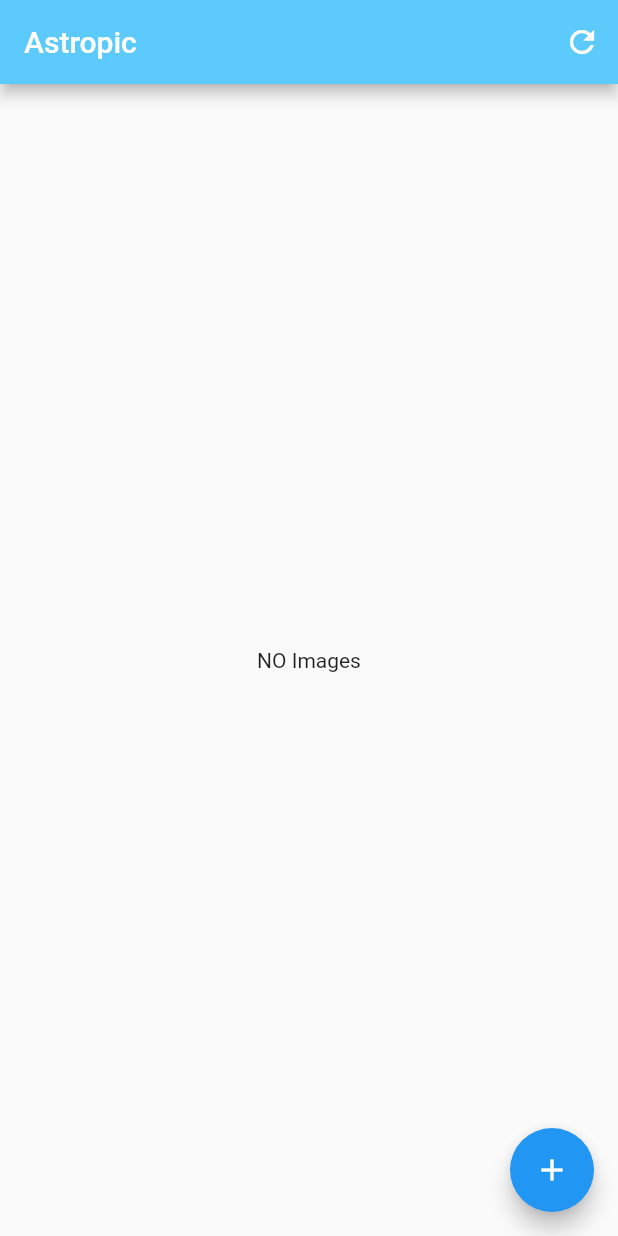
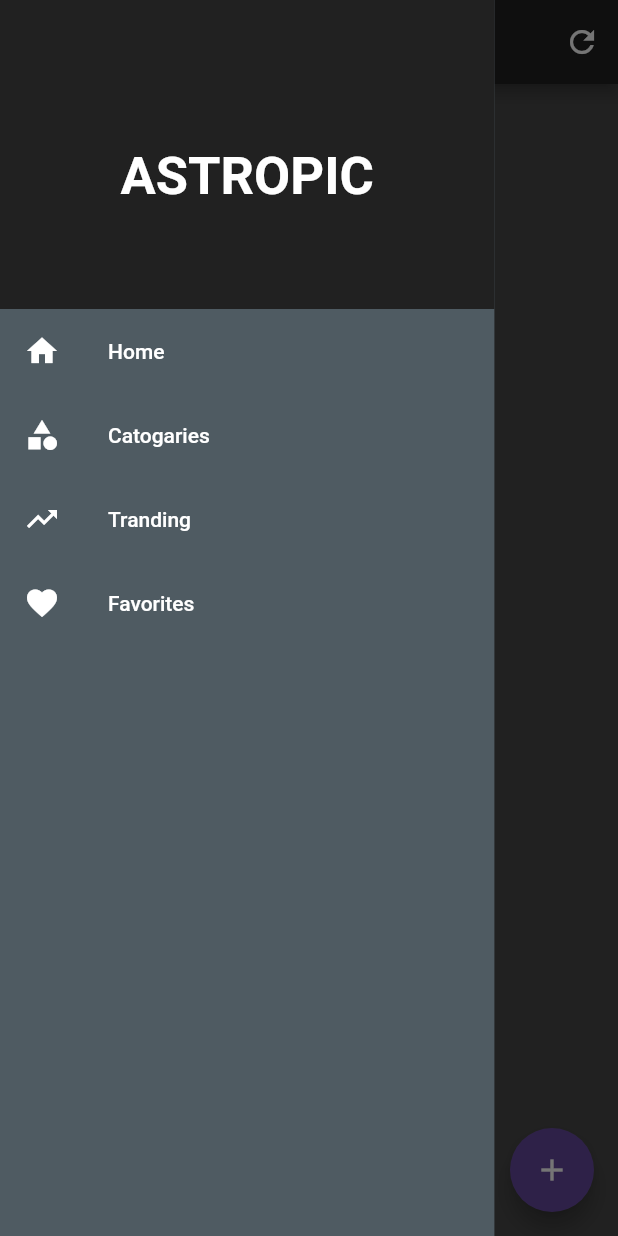
Before and after one commit to kalhorofaizan/Astropic, a Flutter app: the screen it shows after launch, with the side drawer open (before the commit the screen has no drawer), on a phone screen of 412 x 824 dp. Run offline on Flutter 3.47's test engine with Material 2 defaults, Android fonts, the phone set to English and light mode, and no system bars; our stand-ins replace cloud_firestore, firebase_storage, fluttertoast, image_picker, random_string, shared_preferences; missing offline and left inert: wallpaper; accounts and stored records are empty; Roboto replaces fonts that are missing (Anton-Regular).

Commit message:
"All Complete"

```diff
--- /dev/null
+++ b/lib/drawer_widget.dart
@@ -0,0 +1,78 @@
+import 'package:astropic_admin/catogaries_page.dart';
+import 'package:astropic_admin/favorites_pages.dart';
+import 'package:astropic_admin/home.dart';
+import 'package:astropic_admin/tranding.dart';
+import 'package:flutter/material.dart';
+import 'package:flutter/painting.dart';
+
+class DrawerWidget extends StatefulWidget {
+  DrawerWidget({Key key}) : super(key: key);
+
+  @override
+  _DrawerWidgetState createState() => _DrawerWidgetState();
+}
+
+class _DrawerWidgetState extends State<DrawerWidget> {
+
+  bool home=true;
+  bool fav=false;
+
+  @override
+  Widget build(BuildContext context) {
+    return Container(
+      width: MediaQuery.of(context).size.width * 0.8,
+      color: Color(0xff4f5b62),
+      child: Column(
+        children: <Widget>[
+          Container(
+            color: Theme.of(context).primaryColor,
+            height: MediaQuery.of(context).size.height * 0.25,
+            width: MediaQuery.of(context).size.width * 0.8,
+            child: Align(
+                alignment: Alignment.center,
+                child: Padding(
+                    padding: EdgeInsets.only(top: 30),
+                    child: Text(
+                      "ASTROPIC",
+                      style: TextStyle(
+                          color: Colors.white,
+                          fontSize: 35,
+                          fontWeight: FontWeight.bold,
+                          fontFamily: 'Anton-Regular'),
+                    ))),
+          ),
+          ListTile(
+            selected: home,
+            onTap: (){
+                Navigator.pushReplacement(context, MaterialPageRoute(builder: (context)=>Home()));
+            },
+            title: Text("Home",style:TextStyle(color: Colors.white),),
+            leading: Icon(Icons.home,color: Colors.white,),
+          ),
+          ListTile(
+            title: Text("Catogaries",style:TextStyle(color: Colors.white),),
+            leading: Icon(Icons.category,color: Colors.white,),
+            onTap: (){
+              Navigator.pushReplacement(context, MaterialPageRoute(builder: (context)=>CatogariesPage()));
+            },
+          ),
+          ListTile(
+            title: Text("Tranding",style:TextStyle(color: Colors.white),),
+            leading: Icon(Icons.trending_up,color: Colors.white,),
+            onTap: (){
+              Navigator.pushReplacement(context, MaterialPageRoute(builder: (context)=>Tranding()));
+            },
+          ),
+          ListTile(
+            selected: fav,
+            title: Text("Favorites",style:TextStyle(color: Colors.white),),
+            leading: Icon(Icons.favorite,color: Colors.white,),
+            onTap: (){
+                Navigator.pushReplacement(context, MaterialPageRoute(builder: (context)=>FavoritesPages()));
+            },
+          ),
+        ],
+      ),
+    );
+  }
+}
--- a/lib/home.dart
+++ b/lib/home.dart
@@ -1,9 +1,10 @@
-import 'package:astropic_admin/add_page.dart';
-import 'package:astropic_admin/imageshow.dart';
+import 'package:astropic_admin/add_wallpaper.dart';
+import 'package:astropic_admin/grid_pics.dart';
 import 'package:astropic_admin/model/picsmodel.dart';
 import 'package:firebase_storage/firebase_storage.dart';
 import 'package:flutter/material.dart';
 import 'package:flutter/widgets.dart';
+import './drawer_widget.dart';
 import 'package:scoped_model/scoped_model.dart';
 
 class Home extends StatefulWidget {
@@ -19,15 +20,15 @@ class _HomeState extends State<Home> {
 
   @override
   Widget build(BuildContext context) {
-    final double itemHeight = (MediaQuery.of(context).size.height - kToolbarHeight - 24) / 2;
-    final double itemWidth = MediaQuery.of(context).size.width / 2;
     return Scaffold(
+      drawer: DrawerWidget(),
       floatingActionButton: FloatingActionButton(child: Icon(Icons.add),onPressed: (){
           Navigator.push(context, MaterialPageRoute(builder: (context)=>AddPage())).then((onValue){
             ScopedModel.of<PicModel>(context).getdata();
           });
       },),
       appBar: AppBar(
+        iconTheme: IconThemeData(color: Colors.white),
         actions: <Widget>[
           IconButton(
             onPressed: (){
@@ -45,16 +46,7 @@ class _HomeState extends State<Home> {
           child: ScopedModelDescendant<PicModel>(
             rebuildOnChange: true,
             builder:(context,child,model){
-              return  model.picsist.length==0? Center( child: Text("NO Images"),):   GridView.builder(
-                gridDelegate:
-                SliverGridDelegateWithFixedCrossAxisCount(crossAxisCount: 2,childAspectRatio: 2/3),
-                itemCount: model.picsist.length,
-                padding: EdgeInsets.all(5),
-                itemBuilder: (context, index) {
-                  return Card(
-                      child: Imageshow(model.picsist[index]['image'],model.picsist[index]['id']));
-                },
-              );
+              return  model.picsist.length==0? Center( child: Text("NO Images"),):  GridPics(pics: model.picsist,);
             },
           )),
     );
@@ -62,7 +54,6 @@ class _HomeState extends State<Home> {
 
   @override
   void dispose() {
-
     super.dispose();
   }
 }
--- a/lib/main.dart
+++ b/lib/main.dart
@@ -14,13 +14,18 @@ class _MyAppState extends State<MyApp> {
 
   @override
   Widget build(BuildContext context) {
-    return MaterialApp(
-      theme: ThemeData(
-        primaryColor: Color(0xff5CCAFD),
+    return ScopedModel<PicModel>(
+      model: new PicModel(),
+      child: MaterialApp(
+        theme: ThemeData(
+          primaryColor: Color(0xff212121),
+          backgroundColor: Color(0xff000000),
+          scaffoldBackgroundColor: Color(0xff484848),
+          canvasColor: Color(0xff484848),
+          accentColor: Color(0xff65499c),
+        ),
+        home: Home(),
       ),
-      home: ScopedModel<PicModel>(
-          model: new PicModel(),
-          child: Home()),
     );
   }
 }
--- a/lib/model/picsmodel.dart
+++ b/lib/model/picsmodel.dart
@@ -1,31 +1,101 @@
+import 'dart:math';
+
 import 'package:scoped_model/scoped_model.dart';
 import 'package:cloud_firestore/cloud_firestore.dart';
 import 'package:firebase_storage/firebase_storage.dart';
-class PicModel extends Model{
-  List<Map<String,dynamic>> __picslist=[];
-  List<Map<String,dynamic>> get picsist=>__picslist;
-  var _user;
-  geturl(String image)  async {
-    var url= await FirebaseStorage.instance.ref().child(image).getDownloadURL();
+import 'package:shared_preferences/shared_preferences.dart';
+
+class PicModel extends Model {
+
+  List<Map<String, dynamic>> __picslist = [];
+
+  List<Map<String, dynamic>> get picsist => __picslist;
+
+  List<String> _favorites = [];
+
+  List<String> get favoritelist => _favorites;
+
+  String storekey="fav";
+
+  geturl(String image) async {
+    var url =
+        await FirebaseStorage.instance.ref().child(image).getDownloadURL();
     return url;
   }
 
   getdata() async {
-    __picslist=[];
+    __picslist = [];
     notifyListeners();
     Firestore.instance
         .collection("pics")
-        .orderBy("add_time",descending: true).limit(20)
+        .orderBy("add_time", descending: true)
+        .limit(20)
         .getDocuments()
         .then((snapshort) {
-      snapshort.documents.forEach((f)async {
-       __picslist.add({"image":f.data["image"],"id":f.documentID});
+      snapshort.documents.forEach((f) async {
+        __picslist.add({"image": f.data["image"], "id": f.documentID});
       });
       notifyListeners();
     });
   }
-  PicModel(){
+  adddata(index){
+    print("'gatting data .............");
+    Firestore.instance
+        .collection("pics")
+        .orderBy("add_time", descending: true)
+        .getDocuments()
+        .then((snapshort) {
+      snapshort.documents.forEach((f) async {
+        __picslist.add({"image": f.data["image"], "id": f.documentID});
+      });
+      notifyListeners();
+    });
+
+  }
+
+  PicModel() {
+    print("model running.......");
     getdata();
+    getfavorites();
+
+  }
+
+  setfavorite(image) async {
+    final prefs = await SharedPreferences.getInstance();
+    var mystring= prefs.getStringList(storekey);
+    if (mystring!=null) {
+      mystring.add(image);
+      _favorites=mystring;
+    }  else{
+      mystring=[image,];
+      _favorites=mystring;
+    }
+    notifyListeners();
+    prefs.setStringList(storekey, mystring);
+  }
+
+  removefavorites(image) async{
+    final prefs = await SharedPreferences.getInstance();
+    var mystring= prefs.getStringList(storekey);
+    if (mystring!=null) {
+      mystring.remove(image);
+      _favorites=mystring;
+    }
+    notifyListeners();
+    prefs.setStringList(storekey, mystring);
+  }
+
+  bool chackfavorites(image) {
+    return  _favorites.contains(image);
+  }
+
+  getfavorites()async{
+    final prefs = await SharedPreferences.getInstance();
+    final  mystring=  prefs.getStringList(storekey);
+    if (mystring!=null) {
+      _favorites=mystring;
+      notifyListeners();
+    }
   }
 
 }
```
Also changed, not shown: lib/add_wallpaper.dart (renamed from lib/add_page.dart, +11 -5 lines), lib/big_image.dart (+78 -9 lines), lib/catogaries_page.dart (added, +107 -0 lines), lib/favorites_pages.dart (added, +38 -0 lines), lib/grid_pics.dart (added, +33 -0 lines), lib/imageshow.dart (+32 -15 lines), lib/show_catoga.dart (added, +63 -0 lines), lib/tranding.dart (added, +63 -0 lines), pubspec.yaml (+10 -9 lines), assets/art1.jpg (deleted), assets/art2.jpeg (deleted), assets/design2.jpeg (deleted), assets/pp.png (added), pubspec.lock.
